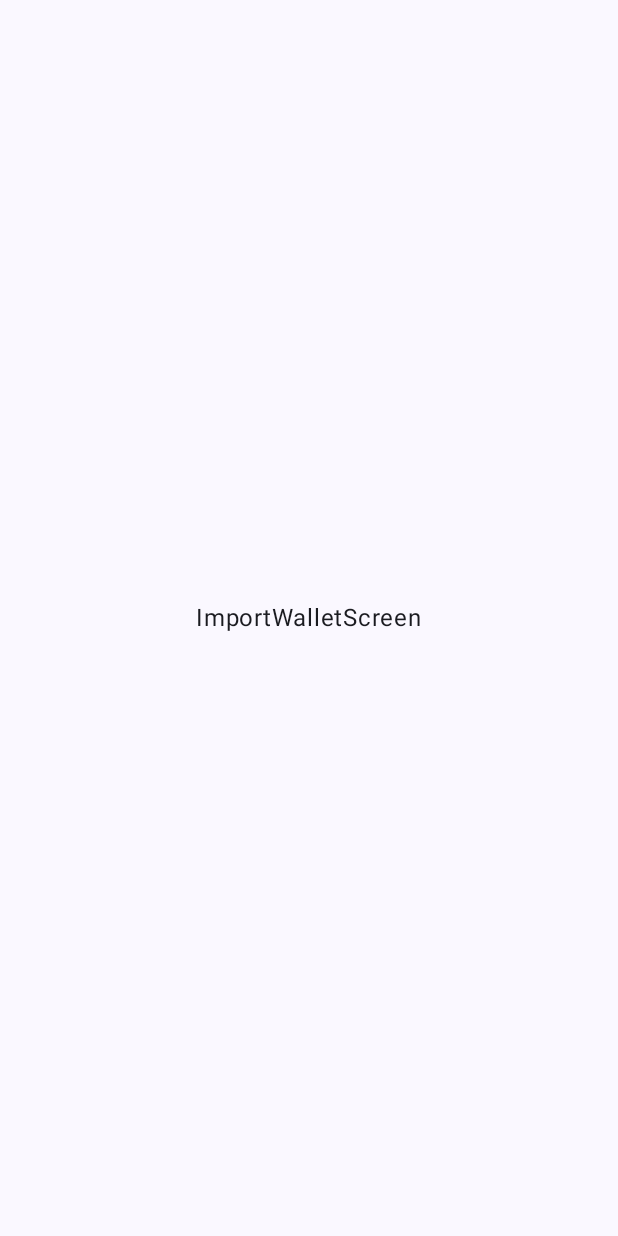
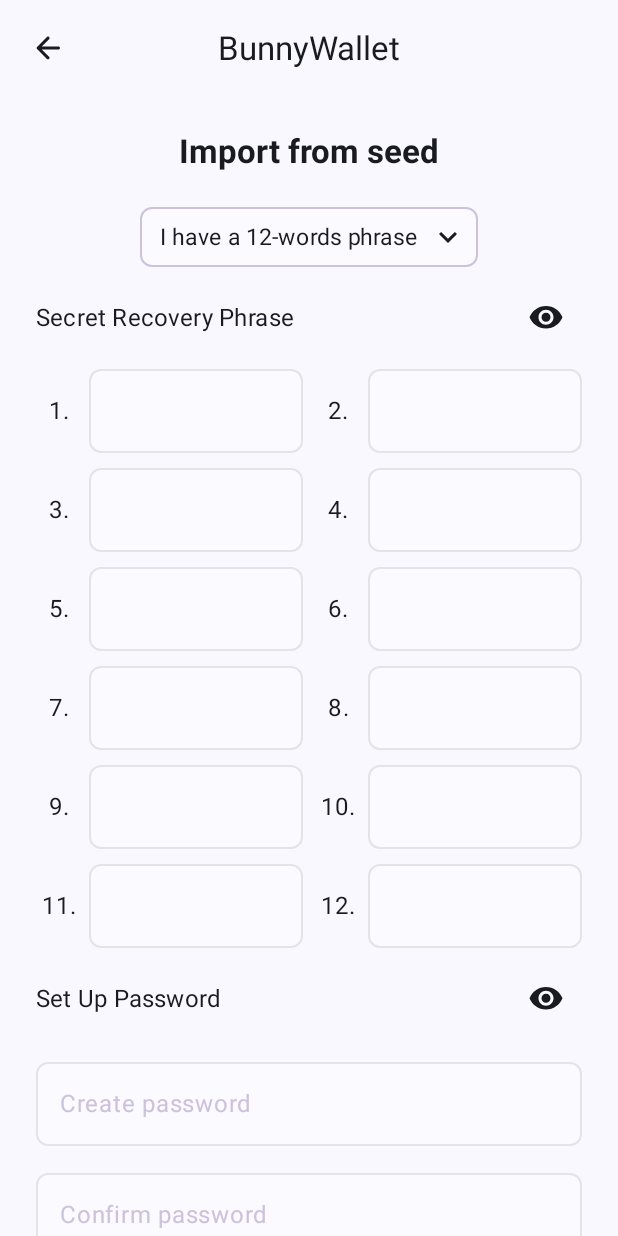
Before and after one commit to wannnn/BunnyWallet, an Android app built with Jetpack Compose: the ImportWalletRoute screen opened through its navigation route, on a phone screen of 412 x 824 dp. Before the commit the screen is almost empty. Run offline under Robolectric (Android 15) with nearby library versions, the phone set to English and light mode, and no system bars; our stand-ins replace Dagger/Hilt's generated code.

Commit message:
feat: import wallet ui

```diff
--- a/app/src/main/AndroidManifest.xml
+++ b/app/src/main/AndroidManifest.xml
@@ -4,7 +4,7 @@
 
     <application
         android:name=".app.App"
-        android:allowBackup="true"
+        android:allowBackup="false"
         android:dataExtractionRules="@xml/data_extraction_rules"
         android:fullBackupContent="@xml/backup_rules"
         android:icon="@mipmap/ic_launcher"
@@ -15,6 +15,7 @@
         <activity
             android:name=".MainActivity"
             android:exported="true"
+            android:windowSoftInputMode="adjustPan"
             android:label="@string/app_name"
             android:theme="@style/Theme.BunnyWallet">
             <intent-filter>
--- a/app/src/main/java/com/cj/bunnywallet/MainActivity.kt
+++ b/app/src/main/java/com/cj/bunnywallet/MainActivity.kt
@@ -4,6 +4,8 @@ import android.os.Bundle
 import androidx.activity.ComponentActivity
 import androidx.activity.compose.setContent
 import androidx.compose.foundation.layout.fillMaxSize
+import androidx.compose.foundation.layout.imePadding
+import androidx.compose.foundation.layout.navigationBarsPadding
 import androidx.compose.material3.MaterialTheme
 import androidx.compose.material3.Surface
 import androidx.compose.material3.Text
@@ -29,7 +31,10 @@ class MainActivity : ComponentActivity() {
             BunnyWalletTheme {
                 // A surface container using the 'background' color from the theme
                 Surface(
-                    modifier = Modifier.fillMaxSize(),
+                    modifier = Modifier
+                        .fillMaxSize()
+                        .navigationBarsPadding()
+                        .imePadding(),
                     color = MaterialTheme.colorScheme.background
                 ) {
                     val appState = rememberAppState(appNavigator = appNavigator)
--- /dev/null
+++ b/app/src/main/java/com/cj/bunnywallet/extensions/LazyGridExt.kt
@@ -0,0 +1,19 @@
+package com.cj.bunnywallet.extensions
+
+import androidx.compose.foundation.lazy.grid.GridItemSpan
+import androidx.compose.foundation.lazy.grid.LazyGridItemScope
+import androidx.compose.foundation.lazy.grid.LazyGridScope
+import androidx.compose.runtime.Composable
+
+fun LazyGridScope.spanItem(
+    lineSpan: Int = 2,
+    key: Any? = null,
+    content: @Composable LazyGridItemScope.() -> Unit
+) {
+    item(
+        key = key,
+        span = { GridItemSpan(lineSpan) }
+    ) {
+        content()
+    }
+}
--- a/app/src/main/java/com/cj/bunnywallet/feature/common/AppTopBar.kt
+++ b/app/src/main/java/com/cj/bunnywallet/feature/common/AppTopBar.kt
@@ -1,20 +1,18 @@
 package com.cj.bunnywallet.feature.common
 
-import androidx.compose.foundation.clickable
 import androidx.compose.foundation.layout.Box
 import androidx.compose.foundation.layout.fillMaxWidth
 import androidx.compose.foundation.layout.height
 import androidx.compose.foundation.layout.padding
-import androidx.compose.foundation.shape.RoundedCornerShape
 import androidx.compose.material.icons.Icons
 import androidx.compose.material.icons.rounded.ArrowBack
 import androidx.compose.material3.Icon
+import androidx.compose.material3.IconButton
 import androidx.compose.material3.MaterialTheme
 import androidx.compose.material3.Text
 import androidx.compose.runtime.Composable
 import androidx.compose.ui.Alignment
 import androidx.compose.ui.Modifier
-import androidx.compose.ui.draw.clip
 import androidx.compose.ui.res.stringResource
 import androidx.compose.ui.tooling.preview.Preview
 import androidx.compose.ui.unit.dp
@@ -29,18 +27,17 @@ fun AppTopBar() {
             .height(64.dp)
     ) {
 
-        Icon(
-            imageVector = Icons.Rounded.ArrowBack,
-            contentDescription = null,
+        IconButton(
+            onClick = { /*TODO*/ },
             modifier = Modifier
                 .padding(start = 8.dp)
-                .clip(RoundedCornerShape(16.dp))
-                .clickable {
-                    // TODO back action
-                }
                 .align(Alignment.CenterStart)
-                .padding(8.dp)
-        )
+        ) {
+            Icon(
+                imageVector = Icons.Rounded.ArrowBack,
+                contentDescription = null
+            )
+        }
 
         Text(
             text = stringResource(id = R.string.app_name),
--- a/app/src/main/java/com/cj/bunnywallet/feature/importwallet/ImportWalletScreen.kt
+++ b/app/src/main/java/com/cj/bunnywallet/feature/importwallet/ImportWalletScreen.kt
@@ -1,12 +1,32 @@
 package com.cj.bunnywallet.feature.importwallet
 
-import androidx.compose.foundation.layout.Box
+import androidx.compose.foundation.layout.Arrangement
+import androidx.compose.foundation.layout.Column
+import androidx.compose.foundation.layout.PaddingValues
 import androidx.compose.foundation.layout.fillMaxSize
-import androidx.compose.material3.Text
+import androidx.compose.foundation.layout.fillMaxWidth
+import androidx.compose.foundation.layout.padding
+import androidx.compose.foundation.lazy.grid.GridCells
+import androidx.compose.foundation.lazy.grid.LazyVerticalGrid
 import androidx.compose.runtime.Composable
-import androidx.compose.ui.Alignment
+import androidx.compose.runtime.getValue
+import androidx.compose.runtime.mutableStateOf
+import androidx.compose.runtime.remember
+import androidx.compose.runtime.setValue
 import androidx.compose.ui.Modifier
+import androidx.compose.ui.res.stringResource
 import androidx.compose.ui.tooling.preview.Preview
+import androidx.compose.ui.unit.dp
+import com.cj.bunnywallet.R
+import com.cj.bunnywallet.extensions.spanItem
+import com.cj.bunnywallet.feature.common.AppTopBar
+import com.cj.bunnywallet.feature.common.CmnButton
+import com.cj.bunnywallet.feature.common.PasswordTextField
+import com.cj.bunnywallet.feature.importwallet.components.ImportFromSeedTitle
+import com.cj.bunnywallet.feature.importwallet.components.PhraseAmountSelector
+import com.cj.bunnywallet.feature.importwallet.components.PhraseTextField
+import com.cj.bunnywallet.feature.importwallet.components.VisibilityControlView
+import com.cj.bunnywallet.feature.importwallet.type.PhraseAmountType
 
 @Composable
 fun ImportWalletRoute() {
@@ -15,11 +35,89 @@ fun ImportWalletRoute() {
 
 @Composable
 fun ImportWalletScreen() {
-    Box(
-        modifier = Modifier.fillMaxSize(),
-        contentAlignment = Alignment.Center,
-    ) {
-        Text(text = "ImportWalletScreen")
+    Column(modifier = Modifier.fillMaxSize()) {
+        AppTopBar()
+
+        val words = remember { mutableStateOf(PhraseAmountType.TWELVE_WORDS) }
+        var wordsVisibility by remember { mutableStateOf(true) }
+        var pwdVisibility by remember { mutableStateOf(true) }
+
+        LazyVerticalGrid(
+            columns = GridCells.Fixed(2),
+            modifier = Modifier
+                .fillMaxSize()
+                .padding(horizontal = 24.dp),
+            contentPadding = PaddingValues(top = 24.dp, bottom = 35.dp),
+            verticalArrangement = Arrangement.spacedBy(10.dp),
+            horizontalArrangement = Arrangement.spacedBy(8.dp),
+            content = {
+                spanItem {
+                    ImportFromSeedTitle()
+                }
+
+                spanItem {
+                    PhraseAmountSelector(
+                        currentPhraseAmount = words.value,
+                        onSelected = { words.value = it }
+                    )
+                }
+
+                spanItem {
+                    VisibilityControlView(
+                        title = stringResource(id = R.string.secret_recovery_phrase),
+                        isVisible = wordsVisibility,
+                        onVisibilityChange = {
+                            wordsVisibility = wordsVisibility.not()
+                        }
+                    )
+                }
+
+                items(words.value.amount) { i ->
+                    var phrase by remember { mutableStateOf("") }
+                    PhraseTextField(
+                        number = "${(i + 1)}. ",
+                        phraseState = phrase,
+                        phraseStateUpdate = { phrase = it }
+                    )
+                }
+
+                spanItem {
+                    VisibilityControlView(
+                        title = stringResource(id = R.string.set_up_pwd),
+                        isVisible = pwdVisibility,
+                        onVisibilityChange = {
+                            pwdVisibility = pwdVisibility.not()
+                        }
+                    )
+                }
+
+                spanItem {
+                    var password by remember { mutableStateOf("") }
+                    PasswordTextField(
+                        passwordState = password,
+                        passwordStateUpdate = { password = it },
+                        label = stringResource(id = R.string.create_password)
+                    )
+                }
+
+                spanItem {
+                    var confirmPassword by remember { mutableStateOf("") }
+                    PasswordTextField(
+                        passwordState = confirmPassword,
+                        passwordStateUpdate = { confirmPassword = it },
+                        label = stringResource(id = R.string.confirm_password)
+                    )
+                }
+
+                spanItem {
+                    CmnButton(
+                        text = stringResource(id = R.string.btn_import),
+                        onClick = { /*TODO*/ },
+                        modifier = Modifier.fillMaxWidth()
+                    )
+                }
+            }
+        )
     }
 }
 
--- /dev/null
+++ b/app/src/main/java/com/cj/bunnywallet/feature/importwallet/components/ImportFromSeedTitle.kt
@@ -0,0 +1,21 @@
+package com.cj.bunnywallet.feature.importwallet.components
+
+import androidx.compose.foundation.layout.Column
+import androidx.compose.material3.MaterialTheme
+import androidx.compose.material3.Text
+import androidx.compose.runtime.Composable
+import androidx.compose.ui.Alignment
+import androidx.compose.ui.res.stringResource
+import androidx.compose.ui.text.font.FontWeight
+import com.cj.bunnywallet.R
+
+@Composable
+fun ImportFromSeedTitle() {
+    Column(horizontalAlignment = Alignment.CenterHorizontally) {
+        Text(
+            text = stringResource(id = R.string.import_from_seed),
+            style = MaterialTheme.typography.titleLarge,
+            fontWeight = FontWeight.Bold
+        )
+    }
+}
--- /dev/null
+++ b/app/src/main/java/com/cj/bunnywallet/feature/importwallet/components/PhraseAmountSelector.kt
@@ -0,0 +1,125 @@
+package com.cj.bunnywallet.feature.importwallet.components
+
+import androidx.compose.animation.core.animateFloatAsState
+import androidx.compose.foundation.background
+import androidx.compose.foundation.border
+import androidx.compose.foundation.layout.Column
+import androidx.compose.foundation.layout.Row
+import androidx.compose.foundation.layout.padding
+import androidx.compose.foundation.layout.wrapContentWidth
+import androidx.compose.foundation.shape.RoundedCornerShape
+import androidx.compose.material.icons.Icons
+import androidx.compose.material.icons.filled.KeyboardArrowDown
+import androidx.compose.material3.DropdownMenuItem
+import androidx.compose.material3.ExperimentalMaterial3Api
+import androidx.compose.material3.ExposedDropdownMenuBox
+import androidx.compose.material3.ExposedDropdownMenuBoxScope
+import androidx.compose.material3.Icon
+import androidx.compose.material3.Text
+import androidx.compose.runtime.Composable
+import androidx.compose.runtime.getValue
+import androidx.compose.runtime.mutableStateOf
+import androidx.compose.runtime.remember
+import androidx.compose.runtime.setValue
+import androidx.compose.ui.Alignment
+import androidx.compose.ui.Modifier
+import androidx.compose.ui.draw.rotate
+import androidx.compose.ui.graphics.Color
+import androidx.compose.ui.res.stringResource
+import androidx.compose.ui.tooling.preview.Preview
+import androidx.compose.ui.unit.dp
+import androidx.compose.ui.unit.sp
+import com.cj.bunnywallet.feature.importwallet.type.PhraseAmountType
+import com.cj.bunnywallet.ui.theme.Lavender100
+import com.cj.bunnywallet.ui.theme.PurpleGrey80
+
+private const val Rotate180 = 180f
+private const val Rotate360 = 360f
+
+@OptIn(ExperimentalMaterial3Api::class)
+@Composable
+fun PhraseAmountSelector(
+    currentPhraseAmount: PhraseAmountType,
+    onSelected: (PhraseAmountType) -> Unit
+) {
+
+    var expanded by remember { mutableStateOf(false) }
+    val rotate by animateFloatAsState(targetValue = if (expanded) Rotate180 else Rotate360)
+
+    Column(
+        modifier = Modifier.padding(top = 14.dp),
+        horizontalAlignment = Alignment.CenterHorizontally
+    ) {
+        ExposedDropdownMenuBox(
+            expanded = expanded,
+            onExpandedChange = { expanded = !expanded }
+        ) {
+
+            AmountView(
+                providedRotate = { rotate },
+                txtId = currentPhraseAmount.txtId
+            )
+
+            ExposedDropdownMenu(
+                expanded = expanded,
+                onDismissRequest = { expanded = false },
+                modifier = Modifier
+                    .exposedDropdownSize()
+                    .background(Color.White)
+            ) {
+                PhraseAmountType.values().forEach { type ->
+                    val bgColor = if (currentPhraseAmount == type) PurpleGrey80 else Color.Transparent
+                    DropdownMenuItem(
+                        text = { Text(text = stringResource(id = type.txtId)) },
+                        onClick = {
+                            onSelected.invoke(type)
+                            expanded = false
+                        },
+                        modifier = Modifier.background(color = bgColor)
+                    )
+                }
+            }
+        }
+    }
+}
+
+@OptIn(ExperimentalMaterial3Api::class)
+@Composable
+private fun ExposedDropdownMenuBoxScope.AmountView(
+    providedRotate: () -> Float,
+    txtId: Int
+) {
+    Row(
+        modifier = Modifier
+            .wrapContentWidth()
+            .menuAnchor()
+            .border(width = 1.dp, color = PurpleGrey80, shape = RoundedCornerShape(8.dp))
+            .background(color = Lavender100, shape = RoundedCornerShape(8.dp))
+            .padding(8.dp),
+        verticalAlignment = Alignment.CenterVertically
+    ) {
+        Text(
+            text = stringResource(id = txtId),
+            modifier = Modifier.padding(start = 5.dp),
+            fontSize = 15.sp,
+        )
+
+        Icon(
+            imageVector = Icons.Filled.KeyboardArrowDown,
+            contentDescription = null,
+            modifier = Modifier
+                .padding(start = 8.dp)
+                .rotate(providedRotate()),
+        )
+    }
+}
+
+@Preview(showBackground = true)
+@Composable
+fun PreviewPhraseAmountSelector() {
+    val words = remember { mutableStateOf(PhraseAmountType.TWELVE_WORDS) }
+    PhraseAmountSelector(
+        currentPhraseAmount = words.value,
+        onSelected = { words.value = it }
+    )
+}
--- /dev/null
+++ b/app/src/main/java/com/cj/bunnywallet/feature/importwallet/components/PhraseTextField.kt
@@ -0,0 +1,29 @@
+package com.cj.bunnywallet.feature.importwallet.components
+
+import androidx.compose.foundation.layout.Row
+import androidx.compose.material3.Text
+import androidx.compose.runtime.Composable
+import androidx.compose.ui.Alignment
+import androidx.compose.ui.Modifier
+import androidx.compose.ui.text.style.TextAlign
+import com.cj.bunnywallet.feature.common.CommonTextField
+
+@Composable
+fun PhraseTextField(
+    number: String,
+    phraseState: String,
+    phraseStateUpdate: (String) -> Unit,
+) {
+    Row(verticalAlignment = Alignment.CenterVertically) {
+        Text(
+            text = number,
+            modifier = Modifier.weight(weight = 2f),
+            textAlign = TextAlign.Center
+        )
+        CommonTextField(
+            valueState = phraseState,
+            onValueUpdate = phraseStateUpdate,
+            modifier = Modifier.weight(weight = 8f)
+        )
+    }
+}
--- /dev/null
+++ b/app/src/main/java/com/cj/bunnywallet/feature/importwallet/components/VisibilityControlView.kt
@@ -0,0 +1,44 @@
+package com.cj.bunnywallet.feature.importwallet.components
+
+import androidx.compose.foundation.layout.Arrangement
+import androidx.compose.foundation.layout.Row
+import androidx.compose.foundation.layout.fillMaxWidth
+import androidx.compose.material3.Icon
+import androidx.compose.material3.IconButton
+import androidx.compose.material3.MaterialTheme
+import androidx.compose.material3.Text
+import androidx.compose.runtime.Composable
+import androidx.compose.ui.Alignment
+import androidx.compose.ui.Modifier
+import androidx.compose.ui.res.painterResource
+import com.cj.bunnywallet.R
+
+@Composable
+fun VisibilityControlView(
+    title: String,
+    isVisible: Boolean,
+    onVisibilityChange: () -> Unit
+) {
+    Row(
+        modifier = Modifier.fillMaxWidth(),
+        horizontalArrangement = Arrangement.SpaceBetween,
+        verticalAlignment = Alignment.CenterVertically
+    ) {
+        Text(
+            text = title,
+            style = MaterialTheme.typography.titleMedium
+        )
+
+        IconButton(onClick = onVisibilityChange) {
+            val icon = if (isVisible) {
+                R.drawable.ic_visibility
+            } else {
+                R.drawable.ic_visibility_off
+            }
+            Icon(
+                painter = painterResource(id = icon),
+                contentDescription = null
+            )
+        }
+    }
+}
--- /dev/null
+++ b/app/src/main/java/com/cj/bunnywallet/feature/importwallet/type/PhraseAmountType.kt
@@ -0,0 +1,12 @@
+package com.cj.bunnywallet.feature.importwallet.type
+
+import androidx.annotation.StringRes
+import com.cj.bunnywallet.R
+
+enum class PhraseAmountType(@StringRes val txtId: Int, val amount: Int) {
+    TWELVE_WORDS(R.string.twelve_words, amount = 12),
+    FIFTEEN_WORDS(R.string.fifteen_words, amount = 15),
+    EIGHTEEN_WORDS(R.string.eighteen_words, amount = 18),
+    TWENTY_ONE_WORDS(R.string.twenty_one_words, amount = 21),
+    TWENTY_FOUR_WORDS(R.string.twenty_four_words, amount = 24),
+}
--- a/app/src/main/res/values/strings.xml
+++ b/app/src/main/res/values/strings.xml
@@ -1,14 +1,27 @@
 <resources>
     <string name="app_name">BunnyWallet</string>
 
+    <!-- Common   -->
+    <string name="new_password">New password</string>
+    <string name="confirm_password">Confirm password</string>
+
     <!-- Create Wallet   -->
     <string name="create_password">Create password</string>
-    <string name="new_password">New password</string>
-    <string name="confirm_password">Confirm password</string>
     <string name="secure_wallet">Secure wallet</string>
     <string name="confirm_mnemonics">Confirm secret\n recovery phrase</string>
     <string name="create_password_msg">This password will unlock your wallet only on this device.</string>
     <string name="password_condition_hint">Must be at least 8 characters</string>
     <string name="check_unlock_with_biometrics">Unlock with Biometrics ?</string>
     <string name="create_password_declaration">I understand that BunnyWallet cannot recover this password for me.</string>
+
+    <!-- Import Wallet   -->
+    <string name="import_from_seed">Import from seed</string>
+    <string name="secret_recovery_phrase">Secret Recovery Phrase</string>
+    <string name="set_up_pwd">Set Up Password</string>
+    <string name="btn_import">IMPORT</string>
+    <string name="twelve_words">I have a 12-words phrase</string>
+    <string name="fifteen_words">I have a 15-words phrase</string>
+    <string name="eighteen_words">I have a 18-words phrase</string>
+    <string name="twenty_one_words">I have a 21-words phrase</string>
+    <string name="twenty_four_words">I have a 24-words phrase</string>
 </resources>
```
Also changed, not shown: 1 other file.
